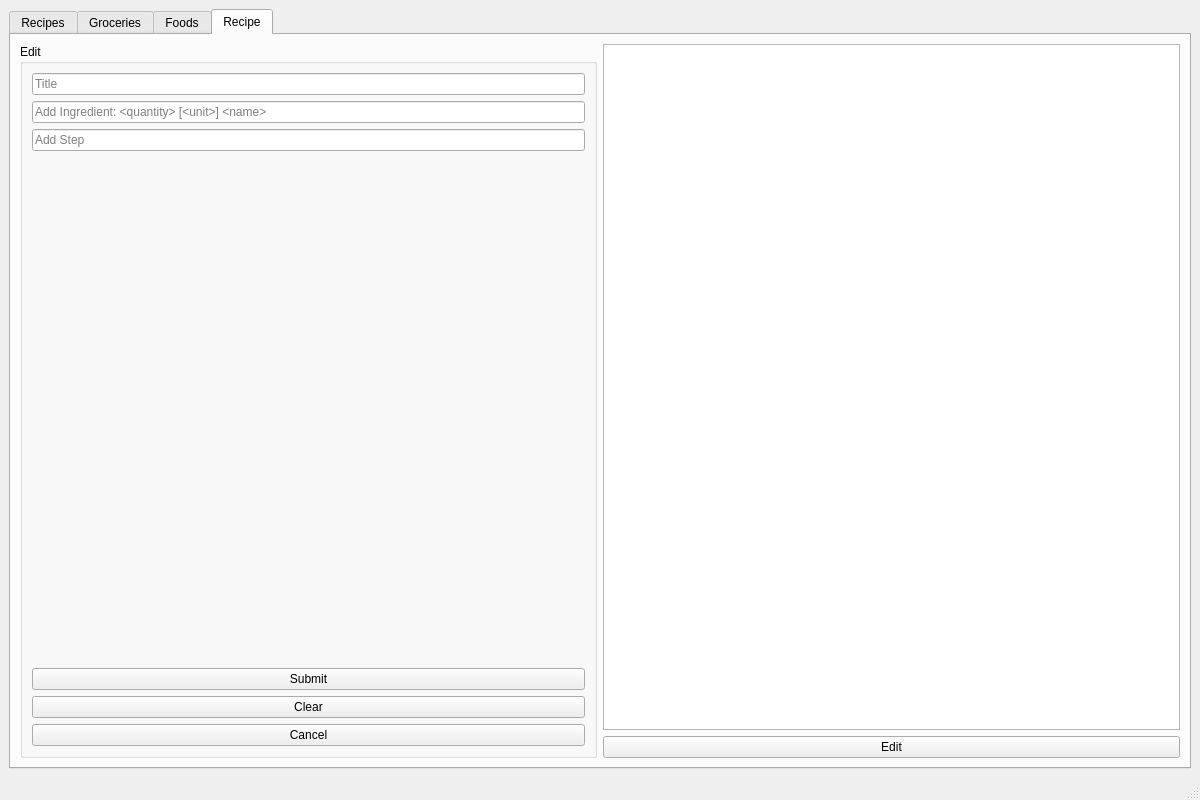
First picture: the form in tabs.ui, repository benjaminogles/budget-meal-planner, before the edit.
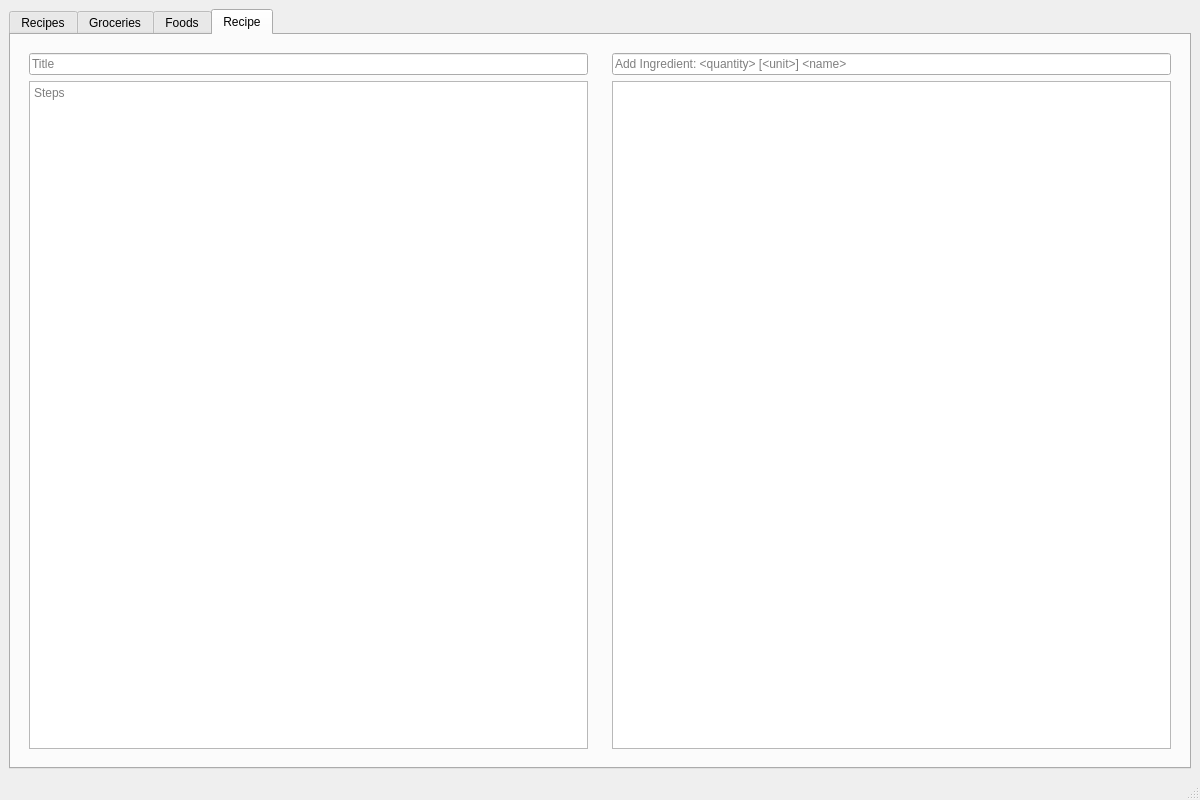
Second picture: the form after the edit. The open tabs and pages were chosen to show the change.

Commit message: refactor recipe tab

Diff of the .ui file:
```diff
--- a/tabs.ui
+++ b/tabs.ui
@@ -158,10 +158,7 @@
        </attribute>
        <layout class="QHBoxLayout" name="horizontalLayout_2">
         <item>
-         <widget class="QGroupBox" name="editRecipeControls">
-          <property name="title">
-           <string>Edit</string>
-          </property>
+         <widget class="QWidget" name="widget" native="true">
           <layout class="QVBoxLayout" name="verticalLayout_6">
            <item>
             <widget class="QLineEdit" name="leRecipeTitle">
@@ -171,70 +168,31 @@
             </widget>
            </item>
            <item>
-            <widget class="QLineEdit" name="leRecipeStep">
+            <widget class="QPlainTextEdit" name="teRecipeSteps">
              <property name="placeholderText">
-              <string>Add Ingredient: &lt;quantity&gt; [&lt;unit&gt;] &lt;name&gt;</string>
+              <string>Steps</string>
              </property>
             </widget>
            </item>
+          </layout>
+         </widget>
+        </item>
+        <item>
+         <widget class="QWidget" name="widget_2" native="true">
+          <layout class="QVBoxLayout" name="verticalLayout_7">
            <item>
             <widget class="QLineEdit" name="leRecipeIngredient">
              <property name="placeholderText">
-              <string>Add Step</string>
+              <string>Add Ingredient: &lt;quantity&gt; [&lt;unit&gt;] &lt;name&gt;</string>
              </property>
             </widget>
            </item>
            <item>
-            <spacer name="editRecipeControlsSpacer">
-             <property name="orientation">
-              <enum>Qt::Vertical</enum>
-             </property>
-             <property name="sizeHint" stdset="0">
-              <size>
-               <width>20</width>
-               <height>40</height>
-              </size>
-             </property>
-            </spacer>
+            <widget class="QTableView" name="ingredientsView"/>
            </item>
-           <item>
-            <widget class="QPushButton" name="bSubmitRecipe">
-             <property name="text">
-              <string>Submit</string>
-             </property>
-            </widget>
-           </item>
-           <item>
-            <widget class="QPushButton" name="bClearRecipe">
-             <property name="text">
-              <string>Clear</string>
-             </property>
-            </widget>
-           </item>
-           <item>
-            <widget class="QPushButton" name="bCancelRecipe">
-             <property name="text">
-              <string>Cancel</string>
-             </property>
-            </widget>
-           </item>
           </layout>
          </widget>
         </item>
-        <item>
-         <layout class="QVBoxLayout" name="recipeViewContainerLayout">
-          <item>
-           <widget class="QTableView" name="recipeView"/>
-          </item>
-          <item>
-           <widget class="QPushButton" name="bEditRecipe">
-            <property name="text">
-             <string>Edit</string>
-            </property>
-           </widget>
-          </item>
-         </layout>
-        </item>
        </layout>
       </widget>
      </widget>
```
Left out of the diff: 4 changed lines with no effect on the pictures. Lines whose indentation alone changed are shown as unchanged. The commit also changes 4 other files.
